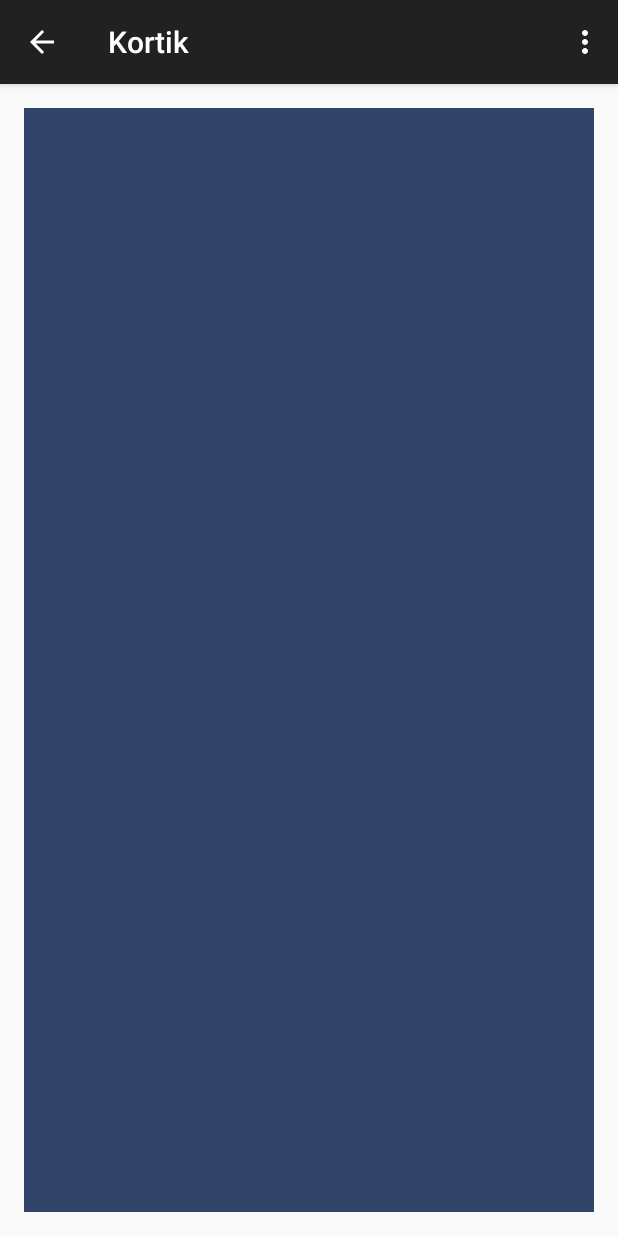
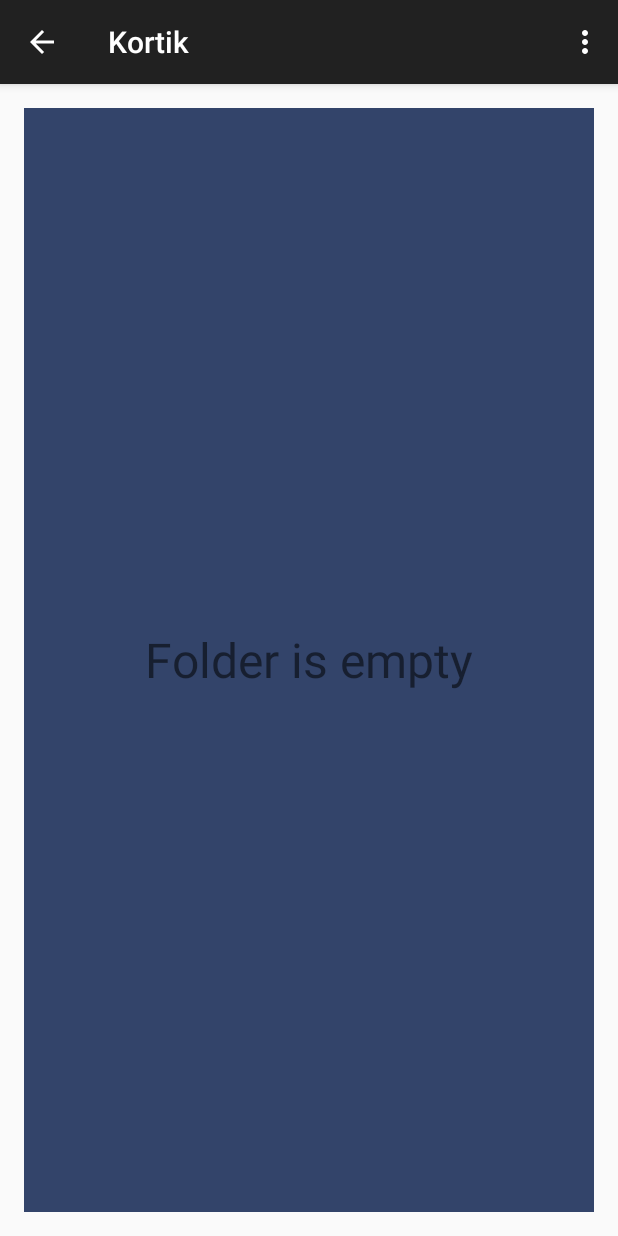
Before and after one commit to mfursov/kortik, an Android app: the screen it shows after launch (MainActivity), on a phone screen of 412 x 824 dp. Run offline under Robolectric (Android 15) with nearby library versions, the phone set to English and light mode, and no system bars; libraries missing offline, so code that uses them is left out: kotlin.test.assertNotNull; 8 statements that could not run were skipped.

Commit message:
More impl

```diff
--- a/app/src/main/java/com/github/mfursov/kortik/ListingPresenter.kt
+++ b/app/src/main/java/com/github/mfursov/kortik/ListingPresenter.kt
@@ -7,28 +7,40 @@ import android.content.Intent
 import android.content.Loader
 import android.net.Uri
 import android.os.Bundle
+import android.view.View
+import android.widget.ListView
+import android.widget.TextView
 import org.jetbrains.anko.AnkoLogger
 import org.jetbrains.anko.debug
+import org.jetbrains.anko.find
 import org.jetbrains.anko.longToast
 import java.io.File
 import java.util.ArrayList
 
-class ListingPresenter(val view: ListingView) : LoaderManager.LoaderCallbacks<List<File>>, AnkoLogger {
+class ListingPresenter(val listingView: ListingView) : LoaderManager.LoaderCallbacks<List<File>>, AnkoLogger {
 
     val state = ListingState()
-    val listingAdapter: ListingAdapter = ListingAdapter(view.activity, R.layout.list_row, ArrayList())
-    var fileLoader: Loader<List<File>>
+    val listingAdapter: ListingAdapter = ListingAdapter(listingView.activity, R.layout.row_listing, ArrayList())
+    val fileLoader: Loader<List<File>>
+    val emptyLabel: TextView
+    val listView: ListView
 
     init {
-        view.listAdapter = listingAdapter;
-        fileLoader = view.activity.loaderManager.initLoader(0, null, this);
+        listingView.listAdapter = listingAdapter;
+        fileLoader = listingView.activity.loaderManager.initLoader(0, null, this);//todo: add loader ID
         fileLoader.forceLoad();
+        listView = listingView.find<ListView>(android.R.id.list);
+        emptyLabel = listingView.find<TextView>(R.id.empty_listing_label)
+        emptyLabel.visibility = View.GONE;
+        emptyLabel.setOnClickListener { if (state.goUp()) fileLoader.onContentChanged() }
     }
 
     private fun updateAdapter(data: List<File>) {
         listingAdapter.clear()
         listingAdapter.addAll(data)
         listingAdapter.notifyDataSetChanged()
+        emptyLabel.visibility = if (data.isEmpty()) View.VISIBLE else View.GONE;
+        listView.visibility = if (data.isEmpty() ) View.GONE else View.VISIBLE;
     }
 
     fun listItemClicked(position: Int) {
@@ -51,30 +63,28 @@ class ListingPresenter(val view: ListingView) : LoaderManager.LoaderCallbacks<Li
             try {
                 val i = Intent(Intent.ACTION_VIEW)
                 i.setDataAndType(fileUri, mimeType)
-                view.activity.startActivity(i)
+                listingView.activity.startActivity(i)
             } catch (e: ActivityNotFoundException) {
-                view.activity.longToast("The System understands this file type, but no applications are installed to handle it.");
+                listingView.activity.longToast("The System understands this file type, but no applications are installed to handle it.");
             }
         } else {
-            view.activity.longToast("System doesn't know how to handle that file type!");
+            listingView.activity.longToast("System doesn't know how to handle that file type!");
         }
     }
 
     fun homePressed() {
-        val upDir = state.goUp();
-        if (upDir) {
+        if (state.goUp()) {
             fileLoader.onContentChanged()
         }
     }
 
     override fun onCreateLoader(id: Int, args: Bundle?): Loader<List<File>> {
-        var fileLoader = object : AsyncTaskLoader<List<File>>(view.activity) {
+        var fileLoader = object : AsyncTaskLoader<List<File>>(listingView.activity) {
             override fun loadInBackground(): List<File> {
                 debug { "loadInBackground()" }
                 return state.getAllFiles(state.dir)
             }
         }
-        this.fileLoader = fileLoader;
         return fileLoader
     }
 
--- a/app/src/main/java/com/github/mfursov/kortik/ListingView.kt
+++ b/app/src/main/java/com/github/mfursov/kortik/ListingView.kt
@@ -19,7 +19,7 @@ class ListingView : ListFragment() {
     var presenter: ListingPresenter? = null;
 
     override fun onCreateView(inflater: LayoutInflater, container: ViewGroup?, savedInstanceState: Bundle?): View? {
-        return inflater.inflate(R.layout.fragment_main, container, false)
+        return inflater.inflate(R.layout.fragment_listing, container, false)
     }
 
     //This is a good place to do final initialization as the Fragment is finished initializing itself.
@@ -32,7 +32,7 @@ class ListingView : ListFragment() {
 
     override fun onListItemClick(listView: ListView?, view: View?, position: Int, id: Long) {
         super.onListItemClick(listView, view, position, id);
-        presenter!!.listItemClicked(position);
+        presenter?.listItemClicked(position);
     }
 
     override fun onCreateOptionsMenu(menu: Menu?, inflater: MenuInflater) {
@@ -41,7 +41,7 @@ class ListingView : ListFragment() {
     }
 
     override fun onOptionsItemSelected(item: MenuItem?): Boolean {
-        var id = item!!.itemId;
+        var id = item?.itemId;
         when (id) {
             android.R.id.home -> presenter!!.homePressed();
         }
--- /dev/null
+++ b/app/src/main/res/layout/fragment_listing.xml
@@ -0,0 +1,27 @@
+<RelativeLayout xmlns:android="http://schemas.android.com/apk/res/android"
+                xmlns:tools="http://schemas.android.com/tools"
+                android:layout_width="match_parent"
+                android:layout_height="match_parent"
+                android:paddingBottom="@dimen/activity_vertical_margin"
+                android:paddingLeft="@dimen/activity_horizontal_margin"
+                android:paddingRight="@dimen/activity_horizontal_margin"
+                android:paddingTop="@dimen/activity_vertical_margin"
+                tools:context=".MainActivityFragment">
+
+    <ListView
+        android:id="@android:id/list"
+        android:layout_width="match_parent"
+        android:layout_height="match_parent"
+        android:background="#33446A"/>
+
+    <TextView
+        android:id="@+id/empty_listing_label"
+        android:layout_width="wrap_content"
+        android:layout_height="wrap_content"
+        android:layout_centerHorizontal="true"
+        android:layout_centerVertical="true"
+        android:text="@string/folder_is_empty"
+        android:textSize="32sp"
+        />
+
+</RelativeLayout>
--- a/app/src/main/res/layout/fragment_main.xml
+++ /dev/null
@@ -1,17 +0,0 @@
-<RelativeLayout xmlns:android="http://schemas.android.com/apk/res/android"
-    xmlns:tools="http://schemas.android.com/tools"
-    android:layout_width="match_parent"
-    android:layout_height="match_parent"
-    android:paddingBottom="@dimen/activity_vertical_margin"
-    android:paddingLeft="@dimen/activity_horizontal_margin"
-    android:paddingRight="@dimen/activity_horizontal_margin"
-    android:paddingTop="@dimen/activity_vertical_margin"
-    tools:context=".MainActivityFragment">
-
-    <ListView
-        android:id="@android:id/list"
-        android:layout_width="match_parent"
-        android:layout_height="match_parent"
-        android:background="#33446A"></ListView>
-
-</RelativeLayout>
--- a/app/src/main/res/values/strings.xml
+++ b/app/src/main/res/values/strings.xml
@@ -1,4 +1,5 @@
 <resources>
     <string name="app_name">Kortik</string>
     <string name="action_settings">Settings</string>
+    <string name="folder_is_empty">Folder is empty</string>
 </resources>
```
Also changed, not shown: app/src/main/res/layout/activity_main.xml (+7 -4 lines), app/src/main/res/layout/row_listing.xml (renamed from app/src/main/res/layout/list_row.xml), 1 other file.
